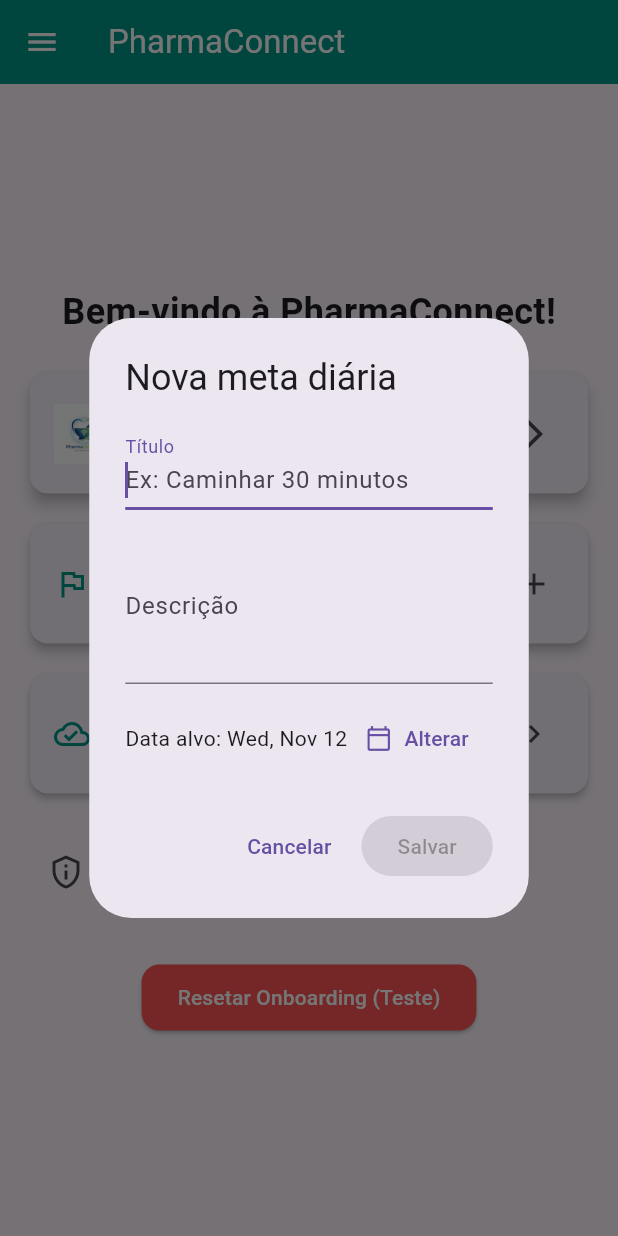
After one commit to guilhermedasilva2/farmacia-apk, a Flutter app: the HomeScreen screen opened by its route, after a tap on "Adicionar meta diária", on a phone screen of 412 x 824 dp. The commit adds this screen. Run offline on Flutter 3.47's test engine with Material 3 defaults, Android fonts, the phone set to English and light mode, and no system bars; our stand-ins replace bloc, dots_indicator, equatable, flutter_bloc, flutter_dotenv, image_picker and 2 more; accounts and stored records are empty.

Commit message:
feat(daily-goal): add DailyGoal entity/DTO/mapper, form bloc, dialog and repository with tests\n\n- introduce DailyGoal form dialog following Mood Journal architecture (bloc-driven)\n- add SharedPreferences repository for DailyGoal with validation\n- wire dialog into Home screen and add bloc/repository tests

```diff
--- /dev/null
+++ b/lib/bloc/daily_goal_form_bloc.dart
@@ -0,0 +1,93 @@
+import 'package:bloc/bloc.dart';
+import 'package:equatable/equatable.dart';
+import 'package:meu_app_inicial/models/daily_goal.dart';
+import 'package:meu_app_inicial/repositories/daily_goal_repository.dart';
+
+part 'daily_goal_form_event.dart';
+part 'daily_goal_form_state.dart';
+
+class DailyGoalFormBloc extends Bloc<DailyGoalFormEvent, DailyGoalFormState> {
+  DailyGoalFormBloc({
+    required DailyGoalRepository repository,
+    DailyGoal? initialGoal,
+  })  : _repository = repository,
+        super(
+          DailyGoalFormState(
+            draft: initialGoal ??
+                DailyGoal(
+                  id: '',
+                  title: '',
+                  description: '',
+                  targetDate: DateTime.now(),
+                ),
+            status: DailyGoalFormStatus.editing,
+          ),
+        ) {
+    on<DailyGoalTitleChanged>(_onTitleChanged);
+    on<DailyGoalDescriptionChanged>(_onDescriptionChanged);
+    on<DailyGoalDateChanged>(_onDateChanged);
+    on<DailyGoalSubmitted>(_onSubmitted);
+  }
+
+  final DailyGoalRepository _repository;
+
+  void _onTitleChanged(DailyGoalTitleChanged event, Emitter<DailyGoalFormState> emit) {
+    emit(
+      state.copyWith(
+        draft: state.draft.copyWith(title: event.title),
+        status: DailyGoalFormStatus.editing,
+        savedGoal: null,
+        errorMessage: null,
+      ),
+    );
+  }
+
+  void _onDescriptionChanged(DailyGoalDescriptionChanged event, Emitter<DailyGoalFormState> emit) {
+    emit(
+      state.copyWith(
+        draft: state.draft.copyWith(description: event.description),
+        status: DailyGoalFormStatus.editing,
+        savedGoal: null,
+        errorMessage: null,
+      ),
+    );
+  }
+
+  void _onDateChanged(DailyGoalDateChanged event, Emitter<DailyGoalFormState> emit) {
+    emit(
+      state.copyWith(
+        draft: state.draft.copyWith(targetDate: event.date),
+        status: DailyGoalFormStatus.editing,
+        savedGoal: null,
+        errorMessage: null,
+      ),
+    );
+  }
+
+  Future<void> _onSubmitted(DailyGoalSubmitted event, Emitter<DailyGoalFormState> emit) async {
+    if (!state.isValid) {
+      emit(state.copyWith(status: DailyGoalFormStatus.failure, errorMessage: 'Preencha os campos obrigatórios.'));
+      emit(state.copyWith(status: DailyGoalFormStatus.editing, errorMessage: null));
+      return;
+    }
+
+    emit(state.copyWith(status: DailyGoalFormStatus.submitting, errorMessage: null));
+    try {
+      final saved = await _repository.upsertGoal(state.draft);
+      emit(
+        state.copyWith(
+          status: DailyGoalFormStatus.success,
+          savedGoal: saved,
+        ),
+      );
+    } catch (e) {
+      emit(
+        state.copyWith(
+          status: DailyGoalFormStatus.failure,
+          errorMessage: e.toString(),
+        ),
+      );
+      emit(state.copyWith(status: DailyGoalFormStatus.editing));
+    }
+  }
+}
--- /dev/null
+++ b/lib/bloc/daily_goal_form_event.dart
@@ -0,0 +1,36 @@
+part of 'daily_goal_form_bloc.dart';
+
+abstract class DailyGoalFormEvent extends Equatable {
+  const DailyGoalFormEvent();
+
+  @override
+  List<Object?> get props => [];
+}
+
+class DailyGoalTitleChanged extends DailyGoalFormEvent {
+  const DailyGoalTitleChanged(this.title);
+  final String title;
+
+  @override
+  List<Object?> get props => [title];
+}
+
+class DailyGoalDescriptionChanged extends DailyGoalFormEvent {
+  const DailyGoalDescriptionChanged(this.description);
+  final String description;
+
+  @override
+  List<Object?> get props => [description];
+}
+
+class DailyGoalDateChanged extends DailyGoalFormEvent {
+  const DailyGoalDateChanged(this.date);
+  final DateTime date;
+
+  @override
+  List<Object?> get props => [date];
+}
+
+class DailyGoalSubmitted extends DailyGoalFormEvent {
+  const DailyGoalSubmitted();
+}
--- /dev/null
+++ b/lib/bloc/daily_goal_form_state.dart
@@ -0,0 +1,37 @@
+part of 'daily_goal_form_bloc.dart';
+
+enum DailyGoalFormStatus { editing, submitting, success, failure }
+
+class DailyGoalFormState extends Equatable {
+  const DailyGoalFormState({
+    required this.draft,
+    required this.status,
+    this.errorMessage,
+    this.savedGoal,
+  });
+
+  final DailyGoal draft;
+  final DailyGoalFormStatus status;
+  final String? errorMessage;
+  final DailyGoal? savedGoal;
+
+  bool get isValid => draft.isValid;
+  bool get isSubmitting => status == DailyGoalFormStatus.submitting;
+
+  DailyGoalFormState copyWith({
+    DailyGoal? draft,
+    DailyGoalFormStatus? status,
+    String? errorMessage,
+    DailyGoal? savedGoal,
+  }) {
+    return DailyGoalFormState(
+      draft: draft ?? this.draft,
+      status: status ?? this.status,
+      errorMessage: errorMessage,
+      savedGoal: savedGoal,
+    );
+  }
+
+  @override
+  List<Object?> get props => [draft, status, errorMessage, savedGoal];
+}
--- /dev/null
+++ b/lib/models/daily_goal.dart
@@ -0,0 +1,36 @@
+import 'package:equatable/equatable.dart';
+
+class DailyGoal extends Equatable {
+  const DailyGoal({
+    required this.id,
+    required this.title,
+    this.description = '',
+    required this.targetDate,
+  });
+
+  final String id;
+  final String title;
+  final String description;
+  final DateTime targetDate;
+
+  bool get isPersisted => id.isNotEmpty;
+
+  bool get isValid => title.trim().isNotEmpty;
+
+  DailyGoal copyWith({
+    String? id,
+    String? title,
+    String? description,
+    DateTime? targetDate,
+  }) {
+    return DailyGoal(
+      id: id ?? this.id,
+      title: title ?? this.title,
+      description: description ?? this.description,
+      targetDate: targetDate ?? this.targetDate,
+    );
+  }
+
+  @override
+  List<Object?> get props => [id, title, description, targetDate];
+}
--- a/lib/screens/home_screen.dart
+++ b/lib/screens/home_screen.dart
@@ -3,6 +3,7 @@
 import 'package:meu_app_inicial/services/prefs_service.dart';
 import 'package:meu_app_inicial/services/consent_service.dart';
 import 'package:supabase_flutter/supabase_flutter.dart';
+import 'package:meu_app_inicial/widgets/daily_goal_entity_form_dialog.dart';
 import '../utils/app_routes.dart';
 import 'package:meu_app_inicial/widgets/user_drawer.dart';
 
@@ -51,6 +52,15 @@
     );
   }
 
+  Future<void> _openDailyGoalDialog(BuildContext context) async {
+    final result = await showDailyGoalEntityFormDialog(context);
+    if (result != null && context.mounted) {
+      ScaffoldMessenger.of(context).showSnackBar(
+        SnackBar(content: Text('Meta diária "${result.title}" salva!')),
+      );
+    }
+  }
+
   @override
   Widget build(BuildContext context) {
     return Scaffold(
@@ -82,10 +92,20 @@
                   subtitle: const Text('Clique para explorar a farmácia online'),
                   trailing: const Icon(Icons.arrow_forward_ios),
                   onTap: () {
-                    ScaffoldMessenger.of(context).showSnackBar(
-                      const SnackBar(content: Text('Tela de produtos ainda não implementada!')),
-                    );
+                    Navigator.of(context).pushNamed(AppRoutes.products);
                   },
+                ),
+              ),
+              const SizedBox(height: 12),
+              Card(
+                elevation: 3,
+                shape: RoundedRectangleBorder(borderRadius: BorderRadius.circular(12)),
+                child: ListTile(
+                  leading: const Icon(Icons.flag_outlined, color: Colors.teal),
+                  title: const Text('Adicionar meta diária'),
+                  subtitle: const Text('Defina objetivos de bem-estar para hoje'),
+                  trailing: const Icon(Icons.add),
+                  onTap: () => _openDailyGoalDialog(context),
                 ),
               ),
               const SizedBox(height: 12),
--- /dev/null
+++ b/lib/widgets/daily_goal_entity_form_dialog.dart
@@ -0,0 +1,158 @@
+import 'package:flutter/material.dart';
+import 'package:flutter_bloc/flutter_bloc.dart';
+import 'package:meu_app_inicial/bloc/daily_goal_form_bloc.dart';
+import 'package:meu_app_inicial/models/daily_goal.dart';
+import 'package:meu_app_inicial/repositories/daily_goal_repository.dart';
+
+Future<DailyGoal?> showDailyGoalEntityFormDialog(
+  BuildContext context, {
+  DailyGoal? initialGoal,
+}) async {
+  final repository = await SharedPreferencesDailyGoalRepository.create();
+  return showDialog<DailyGoal>(
+    context: context,
+    builder: (dialogContext) {
+      return BlocProvider(
+        create: (_) => DailyGoalFormBloc(
+          repository: repository,
+          initialGoal: initialGoal,
+        ),
+        child: const DailyGoalEntityFormDialog(),
+      );
+    },
+  );
+}
+
+class DailyGoalEntityFormDialog extends StatefulWidget {
+  const DailyGoalEntityFormDialog({super.key});
+
+  @override
+  State<DailyGoalEntityFormDialog> createState() => _DailyGoalEntityFormDialogState();
+}
+
+class _DailyGoalEntityFormDialogState extends State<DailyGoalEntityFormDialog> {
+  late final TextEditingController _titleController;
+  late final TextEditingController _descriptionController;
+
+  @override
+  void initState() {
+    super.initState();
+    final state = context.read<DailyGoalFormBloc>().state;
+    _titleController = TextEditingController(text: state.draft.title);
+    _descriptionController = TextEditingController(text: state.draft.description);
+  }
+
+  @override
+  void dispose() {
+    _titleController.dispose();
+    _descriptionController.dispose();
+    super.dispose();
+  }
+
+  @override
+  Widget build(BuildContext context) {
+    return BlocListener<DailyGoalFormBloc, DailyGoalFormState>(
+      listener: (context, state) {
+        if (state.status == DailyGoalFormStatus.failure && state.errorMessage != null) {
+          ScaffoldMessenger.of(context).showSnackBar(SnackBar(content: Text(state.errorMessage!)));
+        }
+        if (state.status == DailyGoalFormStatus.success && state.savedGoal != null) {
+          Navigator.of(context).pop(state.savedGoal);
+        }
+      },
+      child: BlocBuilder<DailyGoalFormBloc, DailyGoalFormState>(
+        builder: (context, state) {
+          final bloc = context.read<DailyGoalFormBloc>();
+          final formattedDate =
+              MaterialLocalizations.of(context).formatMediumDate(state.draft.targetDate);
+
+          if (_titleController.text != state.draft.title) {
+            _titleController.value = TextEditingValue(
+              text: state.draft.title,
+              selection: TextSelection.collapsed(offset: state.draft.title.length),
+            );
+          }
+          if (_descriptionController.text != state.draft.description) {
+            _descriptionController.value = TextEditingValue(
+              text: state.draft.description,
+              selection: TextSelection.collapsed(offset: state.draft.description.length),
+            );
+          }
+
+          return AlertDialog(
+            title: Text(state.draft.isPersisted ? 'Editar meta diária' : 'Nova meta diária'),
+            content: SingleChildScrollView(
+              child: Column(
+                mainAxisSize: MainAxisSize.min,
+                children: [
+                  TextField(
+                    controller: _titleController,
+                    autofocus: true,
+                    decoration: const InputDecoration(
+                      labelText: 'Título',
+                      hintText: 'Ex: Caminhar 30 minutos',
+                    ),
+                    onChanged: (value) => bloc.add(DailyGoalTitleChanged(value)),
+                  ),
+                  const SizedBox(height: 12),
+                  TextField(
+                    controller: _descriptionController,
+                    decoration: const InputDecoration(
+                      labelText: 'Descrição',
+                      hintText: 'Detalhes opcionais',
+                    ),
+                    maxLines: 3,
+                    onChanged: (value) => bloc.add(DailyGoalDescriptionChanged(value)),
+                  ),
+                  const SizedBox(height: 12),
+                  Row(
+                    children: [
+                      Expanded(
+                        child: Text('Data alvo: $formattedDate'),
+                      ),
+                      TextButton.icon(
+                        onPressed: state.isSubmitting
+                            ? null
+                            : () async {
+                                final picked = await showDatePicker(
+                                  context: context,
+                                  initialDate: state.draft.targetDate,
+                                  firstDate: DateTime(2000),
+                                  lastDate: DateTime(2100),
+                                );
+                                if (picked != null) {
+                                  bloc.add(DailyGoalDateChanged(picked));
+                                }
+                              },
+                        icon: const Icon(Icons.calendar_today_outlined),
+                        label: const Text('Alterar'),
+                      ),
+                    ],
+                  ),
+                ],
+              ),
+            ),
+            actions: [
+              TextButton(
+                onPressed: state.isSubmitting ? null : () => Navigator.of(context).pop(),
+                child: const Text('Cancelar'),
+              ),
+              FilledButton(
+                onPressed: !state.isValid || state.isSubmitting
+                    ? null
+                    : () => bloc.add(const DailyGoalSubmitted()),
+                child: state.isSubmitting
+                    ? const SizedBox(
+                        width: 18,
+                        height: 18,
+                        child: CircularProgressIndicator(strokeWidth: 2),
+                      )
+                    : const Text('Salvar'),
+              ),
+            ],
+          );
+        },
+      ),
+    );
+  }
+}
--- a/pubspec.yaml
+++ b/pubspec.yaml
@@ -20,6 +20,9 @@
   path_provider: ^2.1.5
   image_picker: ^1.1.2
   image: ^4.2.0
+  flutter_bloc: ^8.1.5
+  equatable: ^2.0.5
+  uuid: ^4.4.2
 
   # Dependência para o indicador de páginas do onboarding
   dots_indicator: ^3.0.0
@@ -32,6 +35,7 @@
     sdk: flutter
   flutter_lints: ^5.0.0
   flutter_launcher_icons: ^0.14.1
+  bloc_test: ^9.1.5
 
 flutter:
   uses-material-design: true
```
Also changed, not shown: lib/dto/daily_goal_dto.dart (added, +31 -0 lines), lib/mappers/daily_goal_mapper.dart (added, +28 -0 lines), lib/repositories/daily_goal_repository.dart (added, +53 -0 lines), 4 other files.
